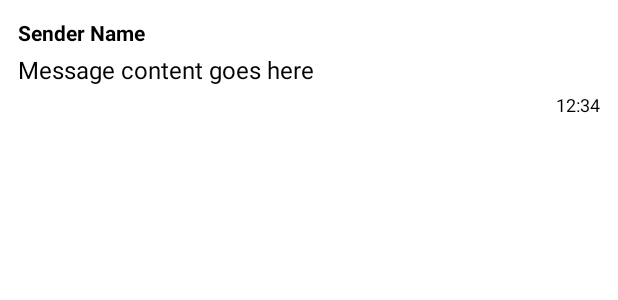
After one commit to Neroil/DMA_Projet_PictoAndroidChat, an Android app built with Jetpack Compose: the layout item_text_message.xml on its own in the app's theme, with its tools: preview values and no code run, on a phone screen of 412 x 824 dp. The commit adds this screen. Shown: the top 300 px of the screen. Run offline under Robolectric (Android 15) with nearby library versions, the phone set to English and light mode, and no system bars.

Commit message:
Start recycler view

```diff
--- a/app/build.gradle.kts
+++ b/app/build.gradle.kts
@@ -46,6 +46,7 @@ android {
 dependencies {
     implementation(libs.ui)
     //implementation(libs.androidx.material3)
+    implementation(libs.androidx.recyclerview)
     implementation(libs.androidx.ui.tooling.preview)
     implementation(libs.androidx.activity.compose)
     implementation(libs.androidx.compose.ui.ui)
--- a/app/src/main/java/ch/heigvd/iict/dma/pictoAndroidChat/DiscussionViewModel.kt
+++ b/app/src/main/java/ch/heigvd/iict/dma/pictoAndroidChat/DiscussionViewModel.kt
@@ -93,7 +93,7 @@ class DiscussionViewModel(val nearbyService : NearbyService) : ViewModel() {
     fun sendMessage(content: String) {
         val username = discussionModel.localUserInfo?.name ?: "Unknown"
         //val channelId = discussionModel.currentChannel?.id
-        val message = Message(username, content)
+        val message = Message.createTextMessage(username, content)
         discussionModel.addMessage(message)
         refreshMessages()
         nearbyService.sendPayload(message.toByteArray())
--- /dev/null
+++ b/app/src/main/res/layout/item_text_message.xml
@@ -0,0 +1,37 @@
+<?xml version="1.0" encoding="utf-8"?>
+<LinearLayout xmlns:android="http://schemas.android.com/apk/res/android"
+    android:layout_width="match_parent"
+    android:layout_height="wrap_content"
+    android:orientation="vertical"
+    android:padding="12dp"
+    android:background="@color/white">
+
+    <TextView
+        android:id="@+id/tv_sender"
+        android:layout_width="wrap_content"
+        android:layout_height="wrap_content"
+        android:textStyle="bold"
+        android:textSize="14sp"
+        android:textColor="@color/black"
+        android:text="Sender Name" />
+
+    <TextView
+        android:id="@+id/tv_content"
+        android:layout_width="match_parent"
+        android:layout_height="wrap_content"
+        android:layout_marginTop="4dp"
+        android:textSize="16sp"
+        android:textColor="@color/black"
+        android:text="Message content goes here" />
+
+    <TextView
+        android:id="@+id/tv_timestamp"
+        android:layout_width="wrap_content"
+        android:layout_height="wrap_content"
+        android:layout_marginTop="4dp"
+        android:layout_gravity="end"
+        android:textSize="12sp"
+        android:textColor="@color/black"
+        android:text="12:34" />
+
+</LinearLayout>
--- a/gradle/libs.versions.toml
+++ b/gradle/libs.versions.toml
@@ -13,12 +13,14 @@ material = "1.12.0"
 activity = "1.9.1"
 constraintlayout = "2.1.4"
 playServicesNearby = "19.3.0"
+recyclerview = "1.3.2"
 
 [libraries]
 androidx-activity-compose = { module = "androidx.activity:activity-compose", version.ref = "activityCompose" }
 androidx-compose-ui-ui = { module = "androidx.compose.ui:ui" }
 androidx-core-ktx = { group = "androidx.core", name = "core-ktx", version.ref = "coreKtx" }
 androidx-material3 = { module = "androidx.compose.material3:material3" }
+androidx-recyclerview = { module = "androidx.recyclerview:recyclerview", version.ref = "recyclerview" }
 androidx-ui = { module = "androidx.compose.ui:ui" }
 androidx-ui-tooling-preview = { module = "androidx.compose.ui:ui-tooling-preview" }
 drawbox = { module = "io.ak1:drawbox", version.ref = "drawbox" }
```
Also changed, not shown: app/src/main/java/ch/heigvd/iict/dma/pictoAndroidChat/DiscussionActivity.kt (+152 -4 lines), app/src/main/java/ch/heigvd/iict/dma/pictoAndroidChat/adapter/DiscussionAdapter.kt (added, +103 -0 lines), app/src/main/java/ch/heigvd/iict/dma/pictoAndroidChat/models/Message.kt (+46 -5 lines), app/src/main/res/layout/item_drawing_message.xml (added, +37 -0 lines).
